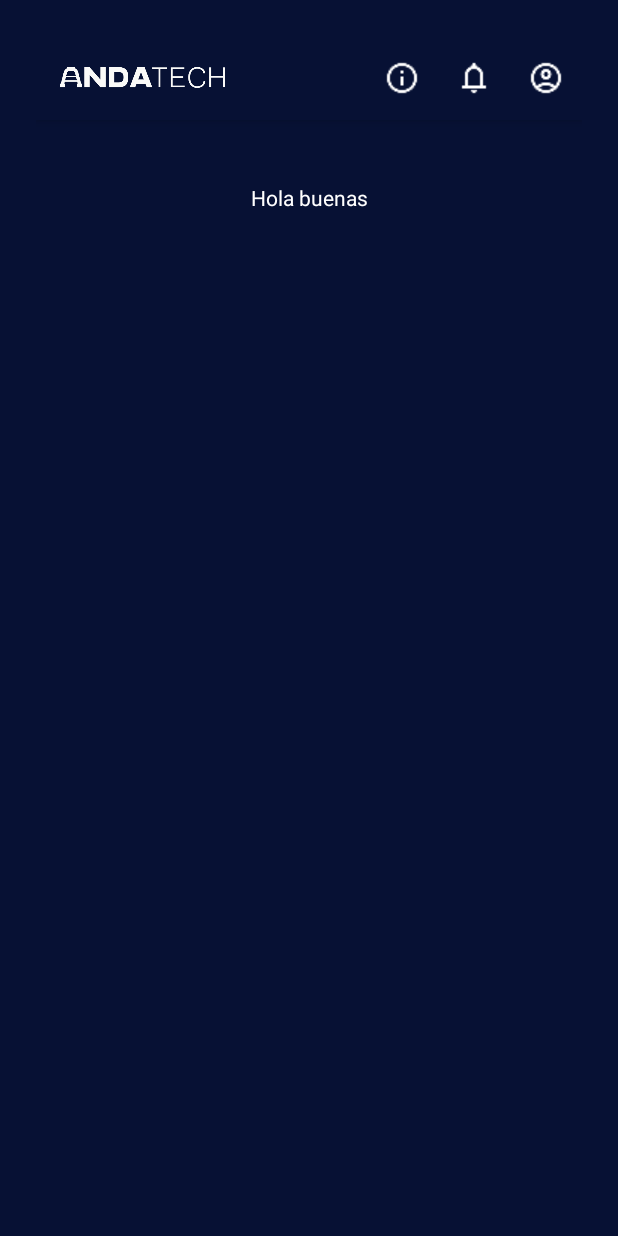
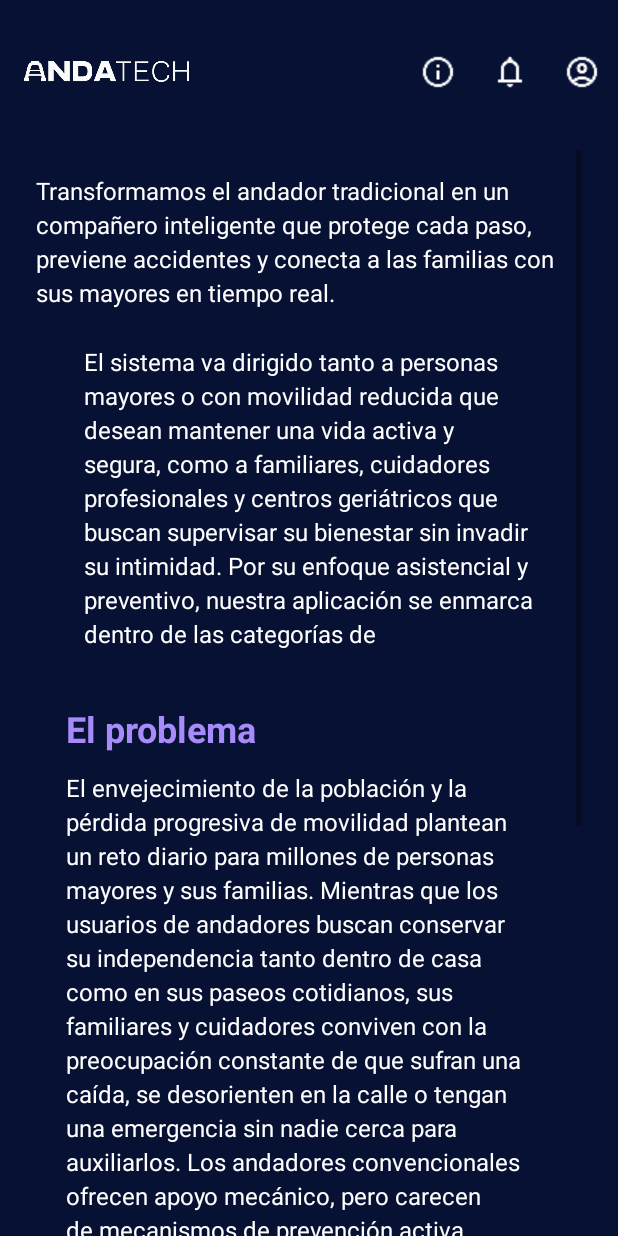
Before and after one commit to Misuacol/AndaTech, an Android app: the AcercaDeActivity screen opened directly, with no data from a screen before it, on a phone screen of 412 x 824 dp. Run offline under Robolectric (Android 15) with nearby library versions, the phone set to English and light mode, and no system bars; our stand-ins replace Firebase (no records; nobody signed in at launch, a user with empty details on screens opened directly).

Commit message:
cambios en estilos, y acerca de

```diff
--- a/AndaTech_App/app/src/main/res/layout/acerca_de.xml
+++ b/AndaTech_App/app/src/main/res/layout/acerca_de.xml
@@ -1,12 +1,14 @@
 <?xml version="1.0" encoding="utf-8"?>
-<androidx.constraintlayout.widget.ConstraintLayout xmlns:android="http://schemas.android.com/apk/res/android"
+<androidx.constraintlayout.widget.ConstraintLayout
+    xmlns:android="http://schemas.android.com/apk/res/android"
     xmlns:app="http://schemas.android.com/apk/res-auto"
     xmlns:tools="http://schemas.android.com/tools"
     android:layout_width="match_parent"
     android:layout_height="match_parent"
     android:background="#071134"
-    android:padding="24dp">
+    android:paddingTop="20dp">
 
+    <!-- TOOLBAR -->
     <androidx.appcompat.widget.Toolbar
         android:id="@+id/toolbar"
         android:layout_width="match_parent"
@@ -14,30 +16,126 @@
         android:background="#071134"
         android:elevation="4dp"
         android:theme="@style/ThemeOverlay.AppCompat.ActionBar"
-        app:layout_constraintLeft_toLeftOf="parent"
         app:layout_constraintTop_toTopOf="parent"
-        app:popupTheme="@style/ThemeOverlay.AppCompat.Light" >
+        app:layout_constraintStart_toStartOf="parent"
+        app:popupTheme="@style/ThemeOverlay.AppCompat.Light">
 
         <ImageView
             android:id="@+id/logo"
             android:layout_width="110dp"
             android:layout_height="35dp"
             android:scaleType="fitCenter"
-            app:srcCompat="@drawable/logo_blanco"
-            tools:layout_editor_absoluteX="16dp"
-            tools:layout_editor_absoluteY="10dp" />
+            app:srcCompat="@drawable/logo_blanco" />
 
     </androidx.appcompat.widget.Toolbar>
 
-    <TextView
-        android:id="@+id/textView"
-        android:layout_width="wrap_content"
-        android:layout_height="wrap_content"
-        android:text="Hola buenas"
-        android:textColor="#FFFFFF"
+    <!-- CONTENIDO DESLIZABLE -->
+    <ScrollView
+        android:layout_width="0dp"
+        android:layout_height="0dp"
+        android:fillViewport="true"
+        android:padding="24dp"
+        android:clipToPadding="false"
+        app:layout_constraintTop_toBottomOf="@id/toolbar"
         app:layout_constraintBottom_toBottomOf="parent"
-        app:layout_constraintEnd_toEndOf="parent"
         app:layout_constraintStart_toStartOf="parent"
-        app:layout_constraintTop_toBottomOf="@+id/toolbar"
-        app:layout_constraintVertical_bias="0.060000002" />
+        app:layout_constraintEnd_toEndOf="parent">
+
+        <!-- ÚNICO HIJO DEL SCROLLVIEW -->
+        <LinearLayout
+            android:layout_width="match_parent"
+            android:layout_height="wrap_content"
+            android:orientation="vertical">
+
+            <!-- TEXTO INTRODUCTORIO -->
+            <TextView
+                android:id="@+id/textHigh"
+                android:layout_width="match_parent"
+                android:layout_height="wrap_content"
+                android:layout_marginTop="16dp"
+                android:text="Transformamos el andador tradicional en un compañero inteligente que protege cada paso, previene accidentes y conecta a las familias con sus mayores en tiempo real."
+                android:textColor="#FFFFFF"
+                android:textSize="16sp"
+                android:lineSpacingExtra="4dp" />
+
+            <!-- DESCRIPCIÓN -->
+            <LinearLayout
+                android:id="@+id/linearLayout"
+                android:layout_width="match_parent"
+                android:layout_height="wrap_content"
+                android:layout_marginTop="8dp"
+                android:gravity="center_vertical"
+                android:orientation="horizontal"
+                android:padding="16dp">
+
+                <TextView
+                    android:id="@+id/txtDescripcion"
+                    android:layout_width="match_parent"
+                    android:layout_height="wrap_content"
+                    android:layout_marginStart="16dp"
+                    android:text="El sistema va dirigido tanto a personas mayores o con movilidad reducida que desean mantener una vida activa y segura, como a familiares, cuidadores profesionales y centros geriátricos que buscan supervisar su bienestar sin invadir su intimidad. Por su enfoque asistencial y preventivo, nuestra aplicación se enmarca dentro de las categorías de "
+                    android:textColor="#FFFFFF"
+                    android:textSize="16sp"
+                    android:lineSpacingExtra="4dp" />
+
+            </LinearLayout>
+
+            <!-- SECCIONES -->
+            <LinearLayout
+                android:layout_width="match_parent"
+                android:layout_height="wrap_content"
+                android:orientation="vertical"
+                android:padding="20dp">
+
+                <!-- EL PROBLEMA -->
+                <TextView
+                    android:layout_width="match_parent"
+                    android:layout_height="wrap_content"
+                    android:layout_marginBottom="12dp"
+                    android:text="El problema"
+                    android:textColor="#A78BFA"
+                    android:textSize="24sp"
+                    android:textStyle="bold" />
+
+                <TextView
+                    android:layout_width="match_parent"
+                    android:layout_height="wrap_content"
+                    android:lineSpacingExtra="4dp"
+                    android:text="El envejecimiento de la población y la pérdida progresiva de movilidad plantean un reto diario para millones de personas mayores y sus familias. Mientras que los usuarios de andadores buscan conservar su independencia tanto dentro de casa como en sus paseos cotidianos, sus familiares y cuidadores conviven con la preocupación constante de que sufran una caída, se desorienten en la calle o tengan una emergencia sin nadie cerca para auxiliarlos. Los andadores convencionales ofrecen apoyo mecánico, pero carecen de mecanismos de prevención activa, comunicación o monitorización."
+                    android:textColor="#FFFFFF"
+                    android:textSize="16sp" />
+
+                <!-- ESPACIO -->
+                <View
+                    android:layout_width="match_parent"
+                    android:layout_height="32dp" />
+
+                <!-- NUESTRA SOLUCIÓN -->
+                <TextView
+                    android:layout_width="match_parent"
+                    android:layout_height="wrap_content"
+                    android:layout_marginBottom="12dp"
+                    android:text="Nuestra solución"
+                    android:textColor="#A78BFA"
+                    android:textSize="24sp"
+                    android:textStyle="bold" />
+
+                <TextView
+                    android:layout_width="match_parent"
+                    android:layout_height="wrap_content"
+                    android:lineSpacingExtra="4dp"
+                    android:text="Nuestro proyecto consiste en un sistema asistido inteligente acoplable a andadores, compuesto por un módulo hardware basado en M5Stack y un conjunto de sensores y actuadores de sencilla instalación, sincronizado en tiempo real con una aplicación móvil para Android. Su objetivo es dotar al andador de capacidades inteligentes para prevenir accidentes, asistir al usuario en su entorno y mantener informados en todo momento a sus familiares o cuidadores."
+                    android:textColor="#FFFFFF"
+                    android:textSize="16sp" />
+
+                <View
+                    android:layout_width="match_parent"
+                    android:layout_height="40dp" />
+
+            </LinearLayout>
+
+        </LinearLayout>
+
+    </ScrollView>
+
 </androidx.constraintlayout.widget.ConstraintLayout>
--- a/AndaTech_App/app/src/main/res/layout/pagina_inicio.xml
+++ b/AndaTech_App/app/src/main/res/layout/pagina_inicio.xml
@@ -5,7 +5,8 @@
     android:id="@+id/main"
     android:layout_width="match_parent"
     android:layout_height="match_parent"
-    android:background="#071134">
+    android:background="#071134"
+    android:paddingTop="20dp">
 
     <androidx.appcompat.widget.Toolbar
         android:id="@+id/toolbar"
--- a/AndaTech_App/app/src/main/res/layout/pagina_login.xml
+++ b/AndaTech_App/app/src/main/res/layout/pagina_login.xml
@@ -88,6 +88,7 @@
         android:text="Iniciar sesión"
         app:layout_constraintEnd_toEndOf="parent"
         app:layout_constraintStart_toStartOf="parent"
+        style="@style/AppButton"
         app:layout_constraintTop_toBottomOf="@+id/loginOlvidasteContrasena" />
 
     <Button
@@ -98,6 +99,7 @@
         android:text="Continuar con Google"
         app:layout_constraintEnd_toEndOf="parent"
         app:layout_constraintStart_toStartOf="parent"
+        style="@style/AppButton"
         app:layout_constraintTop_toBottomOf="@+id/loginBtnIniciarSesion" />
 
     <TextView
--- a/AndaTech_App/app/src/main/res/layout/pagina_perfil.xml
+++ b/AndaTech_App/app/src/main/res/layout/pagina_perfil.xml
@@ -38,6 +38,7 @@
         android:focusable="true"
         android:padding="12dp"
         android:text="Cerrar sesión"
+        style="@style/AppButton"
         android:textColor="#FFFFFF"
         android:textSize="14sp"
         app:layout_constraintEnd_toEndOf="parent"
--- a/AndaTech_App/app/src/main/res/layout/pagina_registro.xml
+++ b/AndaTech_App/app/src/main/res/layout/pagina_registro.xml
@@ -62,6 +62,7 @@
         android:layout_width="wrap_content"
         android:layout_height="wrap_content"
         android:text="Crear cuenta"
+        style="@style/AppButton"
         app:layout_constraintTop_toBottomOf="@id/registroContrasena"
         app:layout_constraintStart_toStartOf="parent"
         app:layout_constraintEnd_toEndOf="parent"
```
Also changed, not shown: AndaTech_App/app/src/main/res/drawable/estilos_btn.xml (added, +25 -0 lines), AndaTech_App/app/src/main/res/values/estilos.xml (added, +16 -0 lines).
